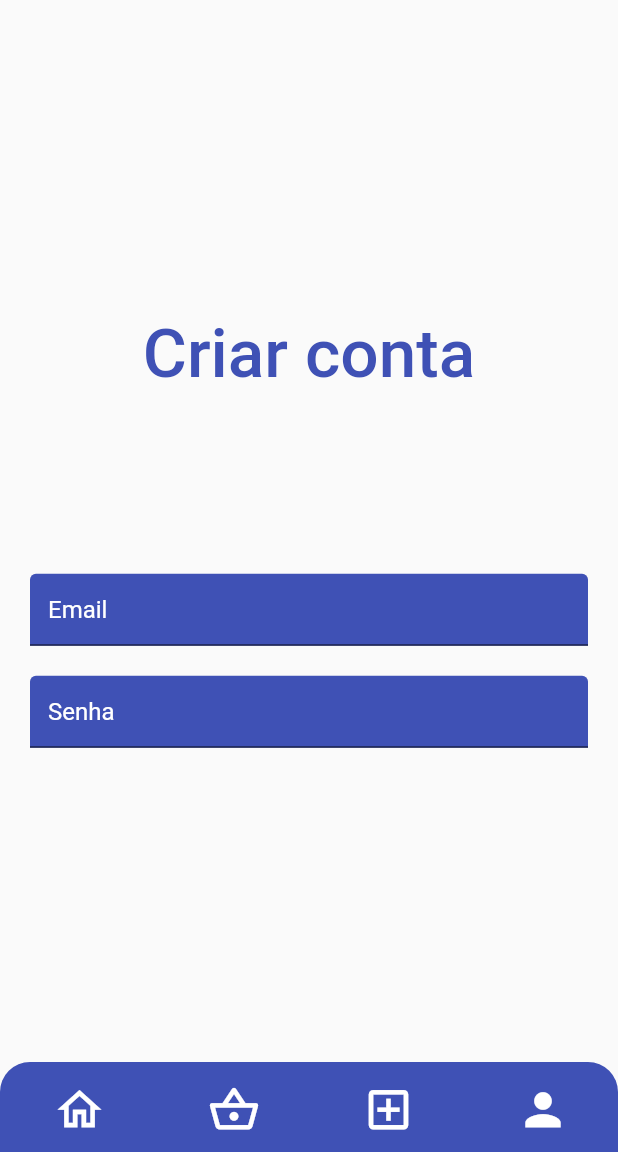
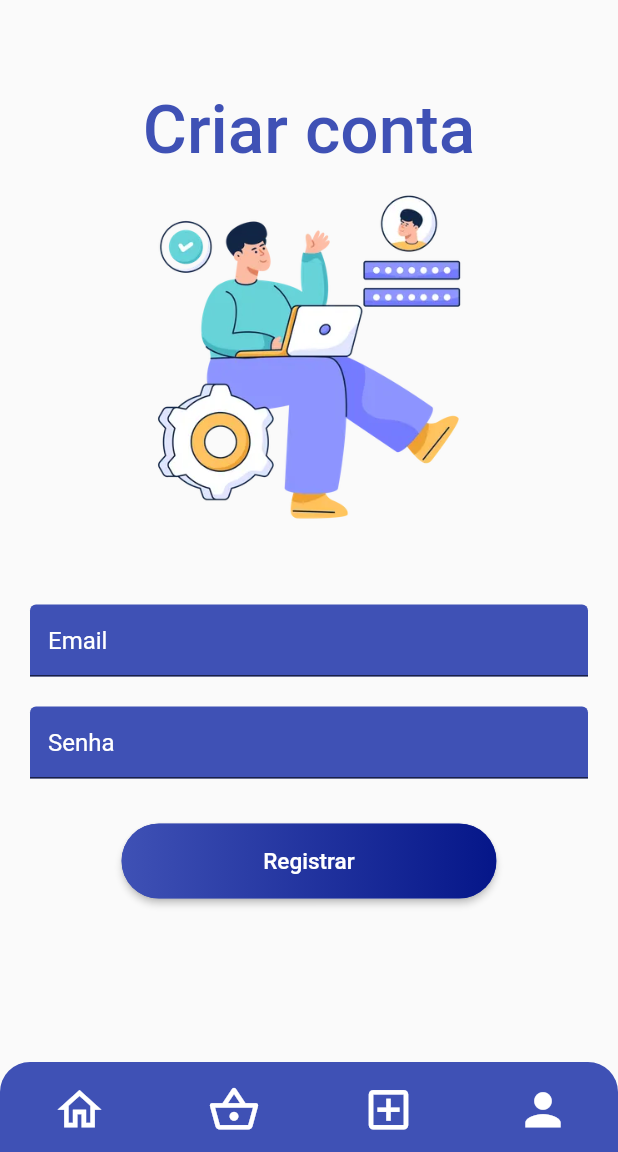
Before and after one commit to gadearaujo/mercado_livro, a Flutter app: the screen it shows after launch, item 4 of the bottom bar chosen, on a phone screen of 412 x 824 dp, the part 84-1236 px from its top. Run offline on Flutter 3.47's test engine with Material 2 defaults, Android fonts, the phone set to English and light mode, and no system bars; our stand-ins replace liquid_pull_to_refresh; network calls fail.

Commit message:
Finalizado tela criar conta

```diff
--- a/lib/ui/home_screen.dart
+++ b/lib/ui/home_screen.dart
@@ -566,9 +566,14 @@ class Page4 extends StatelessWidget {
   Widget build(BuildContext context) {
     return Container(
       padding: const EdgeInsets.symmetric(horizontal: 20),
-      child: Center(
       child: SingleChildScrollView(
-        child: Column(children: [
+        child: Column(
+            mainAxisAlignment: MainAxisAlignment.start,
+            crossAxisAlignment: CrossAxisAlignment.center,
+            children: [
+              const SizedBox(
+                height: 60,
+              ),
               const Text(
                 'Criar conta',
                 style: TextStyle(
@@ -577,8 +582,13 @@ class Page4 extends StatelessWidget {
                   fontWeight: FontWeight.w500,
                 ),
               ),
+              Image.asset(
+                'assets/login-image.webp',
+                height: 250,
+                width: 250,
+              ),
               const SizedBox(
-            height: 120,
+                height: 40,
               ),
               TextFormField(
                 decoration: const InputDecoration(
@@ -603,8 +613,51 @@ class Page4 extends StatelessWidget {
                   ),
                 ),
               ),
+              const SizedBox(
+                height: 20,
+              ),
+              Container(
+                height: 50.0,
+                margin: const EdgeInsets.all(10),
+                child: ElevatedButton(
+                  onPressed: () {},
+                  style: ButtonStyle(
+                      shape: MaterialStatePropertyAll(
+                        RoundedRectangleBorder(
+                          borderRadius: BorderRadius.circular(
+                            50.0,
+                          ),
+                        ),
+                      ),
+                      padding: const MaterialStatePropertyAll(
+                        EdgeInsets.all(0.0),
+                      )),
+                  child: Ink(
+                    decoration: BoxDecoration(
+                        gradient: const LinearGradient(
+                            colors: [
+                              Colors.indigo,
+                              Color.fromARGB(255, 5, 22, 137)
+                            ],
+                            begin: Alignment.centerLeft,
+                            end: Alignment.centerRight,
+                            tileMode: TileMode.repeated),
+                        borderRadius: BorderRadius.circular(30.0)),
+                    child: Container(
+                      constraints: const BoxConstraints(
+                          maxWidth: 250.0, minHeight: 50.0),
+                      alignment: Alignment.center,
+                      child: const Text(
+                        "Registrar",
+                        textAlign: TextAlign.center,
+                        style: TextStyle(color: Colors.white, fontSize: 15),
+                      ),
+                    ),
+                  ),
+                ),
+              ),
             ]),
-      )),
+      ),
     );
   }
 }
--- a/pubspec.yaml
+++ b/pubspec.yaml
@@ -25,3 +25,7 @@ dev_dependencies:
 flutter:
 
   uses-material-design: true
+
+
+  assets:
+    - assets/
```
Also changed, not shown: assets/login-image.webp (added). Lines whose indentation alone changed are shown as unchanged.
